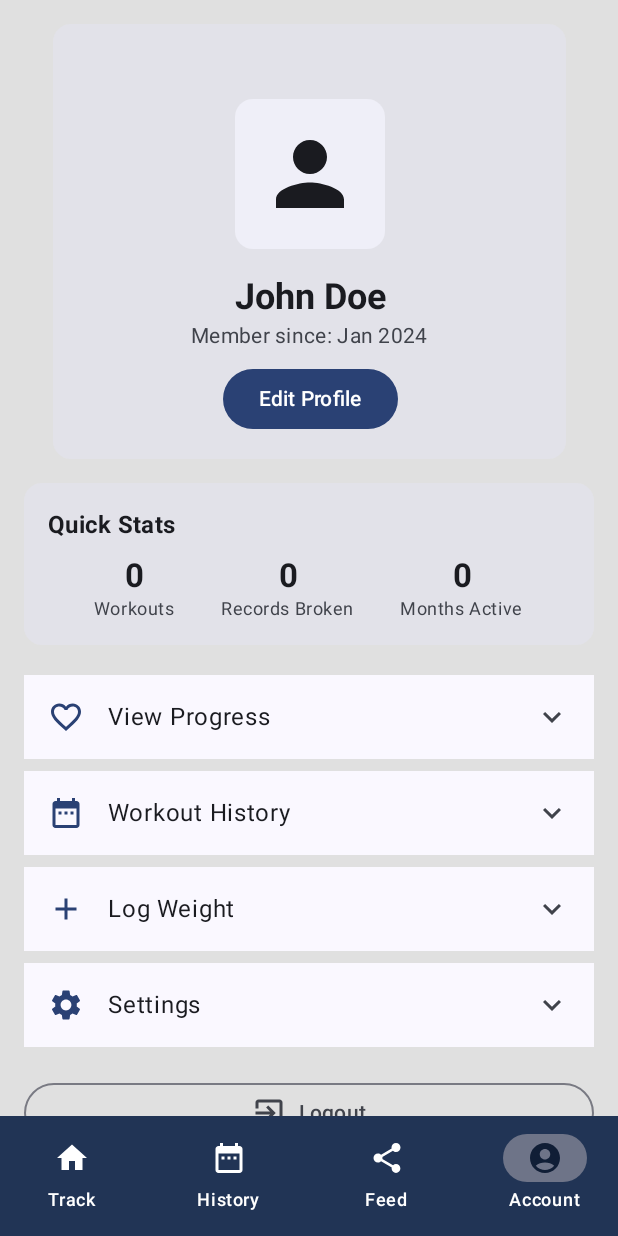
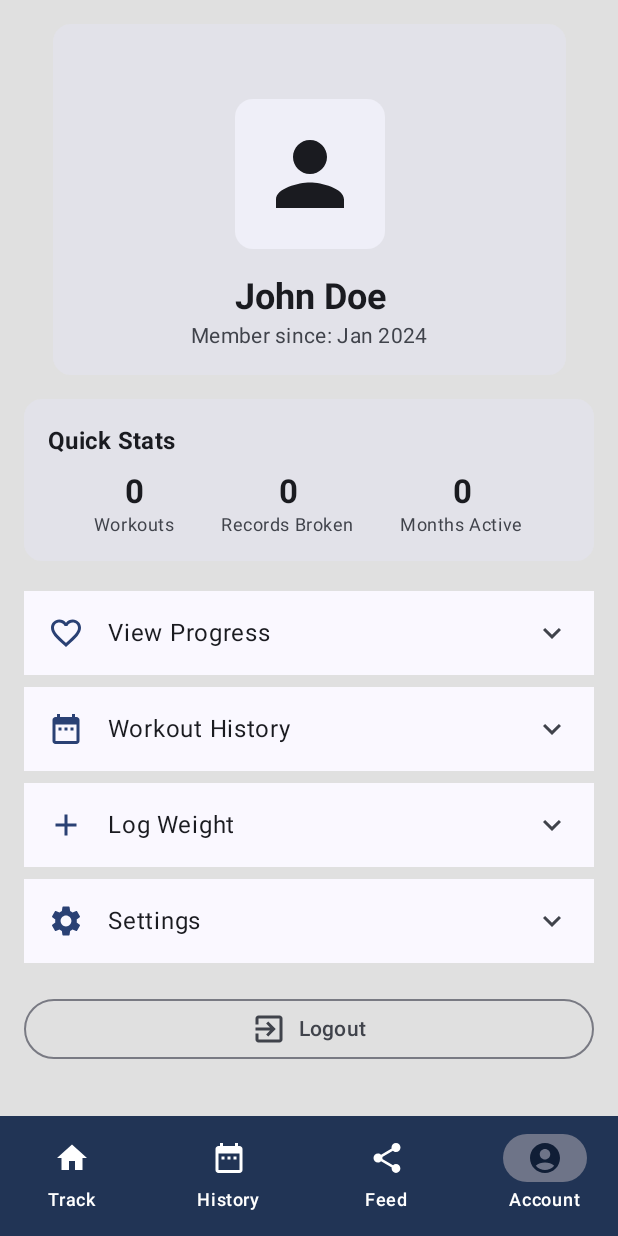
Before and after one commit to icomp4/PeakPhysique, an Android app built with Jetpack Compose: the AccountScreen screen opened through its navigation route, on a phone screen of 412 x 824 dp. Run offline under Robolectric (Android 15) with nearby library versions, the phone set to English and light mode, and no system bars; our stand-ins replace Room's generated code.

Commit message:
- removed the edit account button from the account screen

```diff
--- a/app/src/main/java/com/peakphysique/app/view/AccountScreen.kt
+++ b/app/src/main/java/com/peakphysique/app/view/AccountScreen.kt
@@ -22,9 +22,7 @@ import androidx.lifecycle.viewmodel.compose.viewModel
 fun AccountScreen(
     navController: NavController,
     viewModel: AccountViewModel = viewModel(),
-    onEditProfile: () -> Unit = {},
     onViewWorkoutHistory: () -> Unit = {},
-    onSettings: () -> Unit = {},
     onLogout: () -> Unit = {}
 ) {
     val totalWorkouts by viewModel.totalWorkouts.collectAsState()
@@ -86,12 +84,6 @@ fun AccountScreen(
                         color = MaterialTheme.colorScheme.onSurfaceVariant
                     )
 
-                    Button(
-                        onClick = onEditProfile,
-                        modifier = Modifier.padding(top = 8.dp)
-                    ) {
-                        Text("Edit Profile")
-                    }
                 }
             }
         }
```
